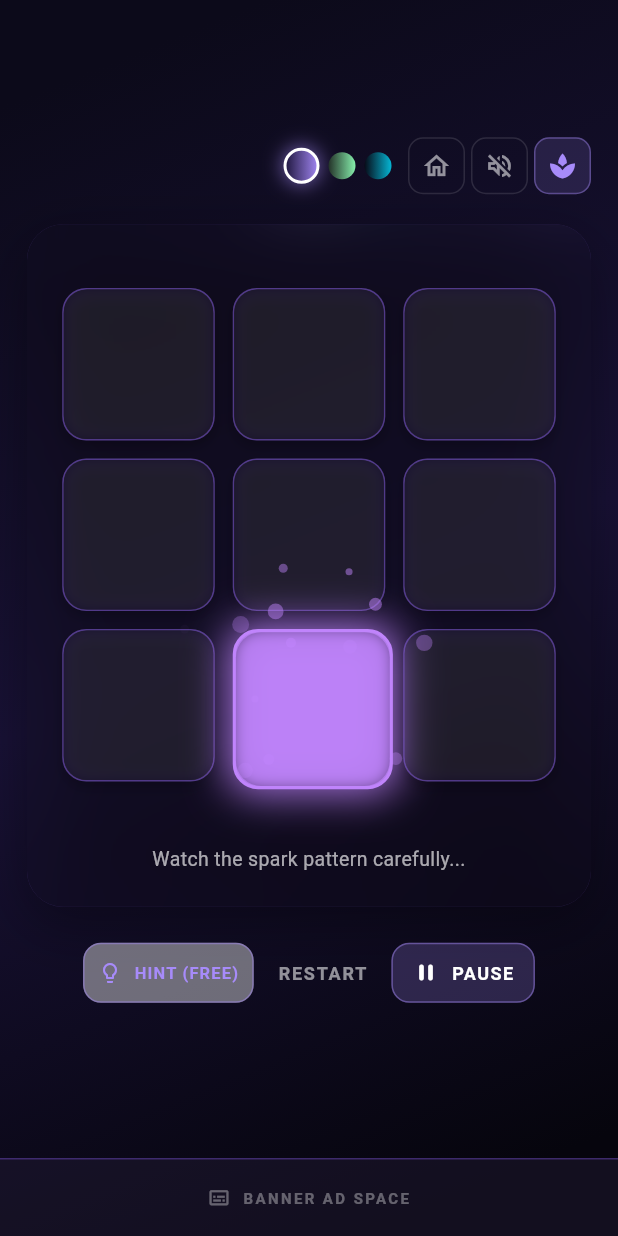
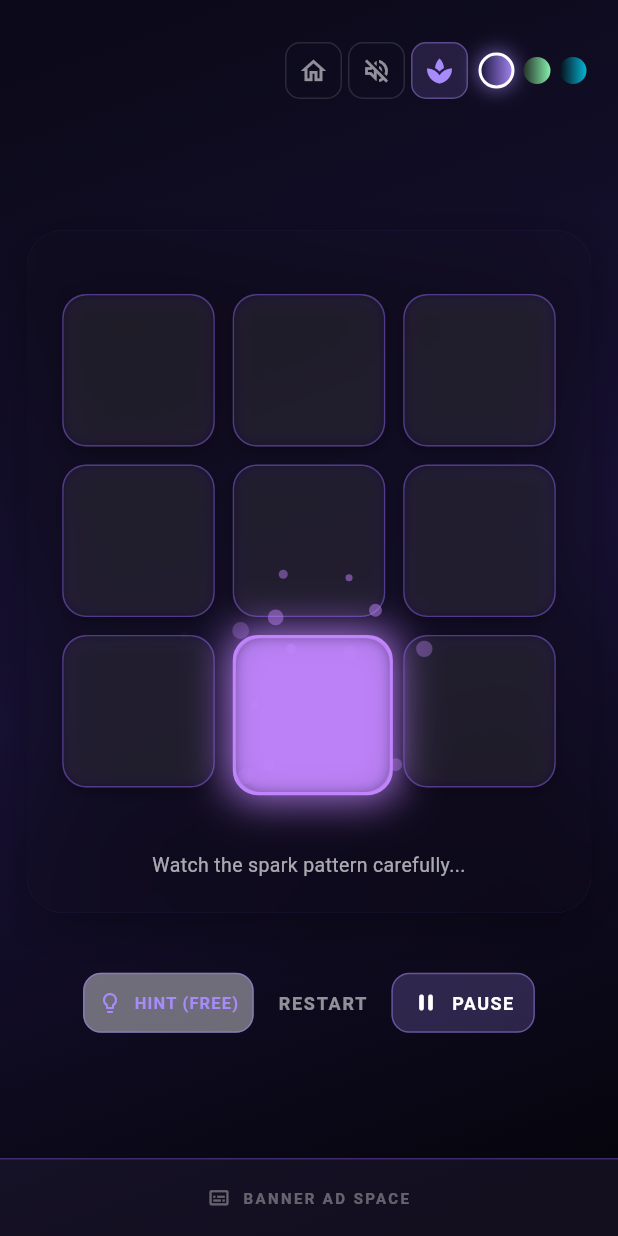
Before and after one commit to aswinwrk/focus_spark, a Flutter app: the screen it shows after launch, after a tap on the "volume up" icon, after a tap on the "spa" icon, after a tap on "NEW SESSION", on a phone screen of 412 x 824 dp. Run offline on Flutter 3.47's test engine with Material 3 defaults, Android fonts, the phone set to English and light mode, and no system bars; our stand-ins replace shared_preferences; missing offline and left inert: dart:js_interop.

Commit message:
feat: update gradle properties for improved performance and modify project summary with new features and layout enhancements

```diff
--- a/lib/main.dart
+++ b/lib/main.dart
@@ -1175,74 +1175,6 @@ class _FocusSparkScreenState extends State<FocusSparkScreen>
           onTap: () => _showLevelRoadmapModal(context, theme),
         ),
         const SizedBox(height: 18),
-
-        // Optional Help Toggle Button (only shown if they've played before)
-        if (_hasSeenTutorial) ...[
-          TextButton.icon(
-            onPressed: () {
-              setState(() {
-                _showTutorialCard = !_showTutorialCard;
-              });
-              HapticFeedback.selectionClick();
-            },
-            icon: Icon(
-              _showTutorialCard ? Icons.keyboard_arrow_up : Icons.help_outline,
-              size: 15,
-              color: theme.accentColor.withValues(alpha: 0.8),
-            ),
-            label: Text(
-              _showTutorialCard ? 'HIDE GUIDE' : 'HOW TO PLAY',
-              style: TextStyle(
-                fontSize: 11,
-                fontWeight: FontWeight.bold,
-                letterSpacing: 1.5,
-                color: theme.accentColor.withValues(alpha: 0.8),
-              ),
-            ),
-          ),
-        ],
-        // How-to-play card (shown when _showTutorialCard is true)
-        if (_showTutorialCard) ...[
-          const SizedBox(height: 4),
-          Container(
-            padding: const EdgeInsets.all(16),
-            decoration: BoxDecoration(
-              color: theme.tileDefault.withValues(alpha: 0.45),
-              borderRadius: BorderRadius.circular(16),
-              border: Border.all(color: theme.panelBorder.withValues(alpha: 0.4)),
-              boxShadow: [
-                BoxShadow(
-                  color: Colors.black.withValues(alpha: 0.15),
-                  blurRadius: 10,
-                  offset: const Offset(0, 4),
-                ),
-              ],
-            ),
-            child: Column(
-              crossAxisAlignment: CrossAxisAlignment.start,
-              children: [
-                Row(
-                  children: [
-                    Icon(Icons.auto_awesome_rounded, size: 12, color: theme.accentColor),
-                    const SizedBox(width: 6),
-                    Text('HOW TO PLAY',
-                        style: TextStyle(
-                            fontSize: 10,
-                            fontWeight: FontWeight.bold,
-                            letterSpacing: 2.2,
-                            color: theme.accentColor)),
-                  ],
-                ),
-                const SizedBox(height: 10),
-                _buildInstruction('✦', 'Watch the tiles flash in sequence', theme),
-                _buildInstruction('✦', 'Replicate the pattern by tapping', theme),
-                _buildInstruction('✦', 'Each round adds one more step', theme),
-                _buildInstruction('✦', 'No punishment — just keep going!', theme),
-              ],
-            ),
-          ),
-        ],
-        const SizedBox(height: 12),
       ],
     );
   }
@@ -1285,66 +1217,22 @@ class _FocusSparkScreenState extends State<FocusSparkScreen>
         child: SafeArea(
           child: Column(
             children: [
-              Expanded(
-                child: Center(
-                  child: SingleChildScrollView(
-                    padding: EdgeInsets.symmetric(horizontal: horizontalPadding, vertical: 16.0),
-                    child: ConstrainedBox(
-                      constraints: const BoxConstraints(maxWidth: 420),
-                      child: Column(
-                        mainAxisSize: MainAxisSize.min,
-                        crossAxisAlignment: CrossAxisAlignment.stretch,
-                        children: [
-                    // ── Header ────────────────────────────────────────────
-                    Row(
+              // ── Full-Width Edge-to-Edge Header Bar ──────────────────────────────
+              Padding(
+                padding: EdgeInsets.only(
+                  left: horizontalPadding,
+                  right: horizontalPadding,
+                  top: 28.0,
+                  bottom: 16.0,
+                ),
+                child: Row(
                   mainAxisAlignment: MainAxisAlignment.spaceBetween,
                   children: [
-                        if (isStart)
-                          Flexible(
-                            child: Column(
-                              crossAxisAlignment: CrossAxisAlignment.start,
-                              children: [
-                                Container(
-                                  padding: const EdgeInsets.symmetric(horizontal: 8, vertical: 3),
-                                  decoration: BoxDecoration(
-                                    color: theme.accentColor.withValues(alpha: 0.12),
-                                    borderRadius: BorderRadius.circular(6),
-                                  ),
-                                  child: Text(
-                                    'MINDFUL MATRIX',
-                                    style: TextStyle(
-                                      fontSize: 9,
-                                      fontWeight: FontWeight.bold,
-                                      letterSpacing: 2.0,
-                                      color: theme.accentColor,
-                                    ),
-                                  ),
-                                ),
-                                const SizedBox(height: 4),
-                                Text(
-                                  'FOCUS SPARK',
-                                  style: TextStyle(
-                                    fontSize: 22,
-                                    fontWeight: FontWeight.bold,
-                                    letterSpacing: 4.0,
-                                    color: theme.textPrimary,
-                                    shadows: [
-                                      Shadow(
-                                        color: theme.accentColor.withValues(alpha: 0.35),
-                                        blurRadius: 12,
-                                      ),
-                                    ],
-                                  ),
-                                ),
-                              ],
-                            ),
-                          )
-                        else
                     const SizedBox.shrink(),
                     Row(
                       mainAxisSize: MainAxisSize.min,
                       children: [
-                            // Trophy / Leaderboard Icon (Home Screen Only)
+                        // 1. Leaderboard / Hall of Fame Icon (Home Screen Only)
                         if (isStart) ...[
                           _buildIconToggle(
                             icon: Icons.emoji_events_outlined,
@@ -1355,15 +1243,8 @@ class _FocusSparkScreenState extends State<FocusSparkScreen>
                           ),
                           const SizedBox(width: 4),
                         ],
-                            // Theme Dots (Cosmic Indigo, Sage Calm, Midnight Cyber)
-                            Row(
-                              mainAxisSize: MainAxisSize.min,
-                              children: List.generate(
-                                _themes.length,
-                                (i) => _buildThemeDot(i, theme),
-                              ),
-                            ),
-                            const SizedBox(width: 8),
+
+                        // Return to Home (Active Gameplay Only)
                         if (isGameActive) ...[
                           _buildIconToggle(
                             icon: Icons.home_outlined,
@@ -1374,6 +1255,8 @@ class _FocusSparkScreenState extends State<FocusSparkScreen>
                           ),
                           const SizedBox(width: 4),
                         ],
+
+                        // 2. Sound Toggle Button
                         _buildIconToggle(
                           icon: _isMuted
                               ? Icons.volume_off_outlined
@@ -1384,6 +1267,20 @@ class _FocusSparkScreenState extends State<FocusSparkScreen>
                           tooltip: _isMuted ? 'Unmute' : 'Mute',
                         ),
                         const SizedBox(width: 4),
+
+                        // 3. How to Play Icon (Home Screen Only)
+                        if (isStart) ...[
+                          _buildIconToggle(
+                            icon: Icons.help_outline_rounded,
+                            isActive: false,
+                            onTap: () => _showInstructionsModal(context, theme),
+                            theme: theme,
+                            tooltip: 'How to Play',
+                          ),
+                          const SizedBox(width: 4),
+                        ],
+
+                        // 4. Zen Mode Button
                         _buildIconToggle(
                           icon: _isZenMode ? Icons.spa : Icons.spa_outlined,
                           isActive: _isZenMode,
@@ -1393,12 +1290,33 @@ class _FocusSparkScreenState extends State<FocusSparkScreen>
                               ? 'Disable Zen Mode'
                               : 'Enable Zen Mode',
                         ),
-                          ],
-                        ),
-                      ],
-                    ),
-                    const SizedBox(height: 20),
-
+                        const SizedBox(width: 4),
+
+                        // 5. Theme Dots (Cosmic Indigo, Sage Calm, Midnight Cyber)
+                        Row(
+                          mainAxisSize: MainAxisSize.min,
+                          children: List.generate(
+                            _themes.length,
+                            (i) => _buildThemeDot(i, theme),
+                          ),
+                        ),
+                      ],
+                    ),
+                  ],
+                ),
+              ),
+
+              // ── Centered Main Content Area ─────────────────────────────────────
+              Expanded(
+                child: Center(
+                  child: SingleChildScrollView(
+                    padding: EdgeInsets.symmetric(horizontal: horizontalPadding, vertical: 8.0),
+                    child: ConstrainedBox(
+                      constraints: const BoxConstraints(maxWidth: 420),
+                      child: Column(
+                        mainAxisSize: MainAxisSize.min,
+                        crossAxisAlignment: CrossAxisAlignment.stretch,
+                        children: [
                           // ── Session Summary (appears on splash after a session) ─
                           if (isStart) _buildSessionSummary(theme),
 
@@ -1566,7 +1484,7 @@ class _FocusSparkScreenState extends State<FocusSparkScreen>
                         ),
                       ),
                     ),
-                    const SizedBox(height: 20),
+                    const SizedBox(height: 36),
 
                     // ── Controls Row ────────────────────────────────────────
                     Wrap(
@@ -1801,6 +1719,108 @@ class _FocusSparkScreenState extends State<FocusSparkScreen>
           ],
         ),
       ),
+    );
+  }
+
+  // ── Instructions Modal ────────────────────────────────────────────────
+  void _showInstructionsModal(BuildContext context, GameTheme theme) {
+    HapticFeedback.selectionClick();
+    showDialog(
+      context: context,
+      barrierDismissible: true,
+      barrierColor: Colors.black.withValues(alpha: 0.75),
+      builder: (context) {
+        return Dialog(
+          backgroundColor: Colors.transparent,
+          insetPadding: const EdgeInsets.symmetric(horizontal: 16, vertical: 24),
+          child: Container(
+            constraints: const BoxConstraints(maxWidth: 420),
+            decoration: BoxDecoration(
+              color: theme.panelBg,
+              borderRadius: BorderRadius.circular(24),
+              border: Border.all(color: theme.panelBorder, width: 1.5),
+              boxShadow: [
+                BoxShadow(
+                  color: Colors.black.withValues(alpha: 0.5),
+                  blurRadius: 32,
+                  offset: const Offset(0, 12),
+                ),
+              ],
+            ),
+            child: ClipRRect(
+              borderRadius: BorderRadius.circular(24),
+              child: BackdropFilter(
+                filter: ImageFilter.blur(sigmaX: 25, sigmaY: 25),
+                child: Padding(
+                  padding: const EdgeInsets.all(22.0),
+                  child: Column(
+                    mainAxisSize: MainAxisSize.min,
+                    children: [
+                      Row(
+                        mainAxisAlignment: MainAxisAlignment.spaceBetween,
+                        children: [
+                          Row(
+                            children: [
+                              Icon(Icons.help_outline_rounded,
+                                  color: theme.accentColor, size: 24),
+                              const SizedBox(width: 8),
+                              Text(
+                                'HOW TO PLAY',
+                                style: TextStyle(
+                                  fontSize: 16,
+                                  fontWeight: FontWeight.bold,
+                                  letterSpacing: 2.0,
+                                  color: theme.textPrimary,
+                                ),
+                              ),
+                            ],
+                          ),
+                          IconButton(
+                            onPressed: () => Navigator.of(context).pop(),
+                            icon: Icon(Icons.close_rounded,
+                                color: theme.textPrimary.withValues(alpha: 0.6)),
+                          ),
+                        ],
+                      ),
+                      const SizedBox(height: 12),
+                      const Divider(height: 1, color: Colors.white12),
+                      const SizedBox(height: 16),
+                      _buildInstruction('✦', 'Watch the tiles flash in sequence', theme),
+                      _buildInstruction('✦', 'Replicate the pattern by tapping', theme),
+                      _buildInstruction('✦', 'Each round adds one more step', theme),
+                      _buildInstruction('✦', '1 Free Hint per level + Direct Rewarded Ad', theme),
+                      _buildInstruction('✦', 'No punishment — just keep going & stay focused!', theme),
+                      const SizedBox(height: 20),
+                      SizedBox(
+                        width: double.infinity,
+                        child: ElevatedButton(
+                          onPressed: () => Navigator.of(context).pop(),
+                          style: ElevatedButton.styleFrom(
+                            backgroundColor: theme.accentColor,
+                            foregroundColor: Colors.black87,
+                            shape: RoundedRectangleBorder(
+                              borderRadius: BorderRadius.circular(14),
+                            ),
+                            padding: const EdgeInsets.symmetric(vertical: 12),
+                          ),
+                          child: const Text(
+                            'GOT IT!',
+                            style: TextStyle(
+                              fontSize: 12,
+                              fontWeight: FontWeight.bold,
+                              letterSpacing: 1.5,
+                            ),
+                          ),
+                        ),
+                      ),
+                    ],
+                  ),
+                ),
+              ),
+            ),
+          ),
+        );
+      },
     );
   }
 
```
Also changed, not shown: 3 other files. Lines whose indentation alone changed are shown as unchanged.
